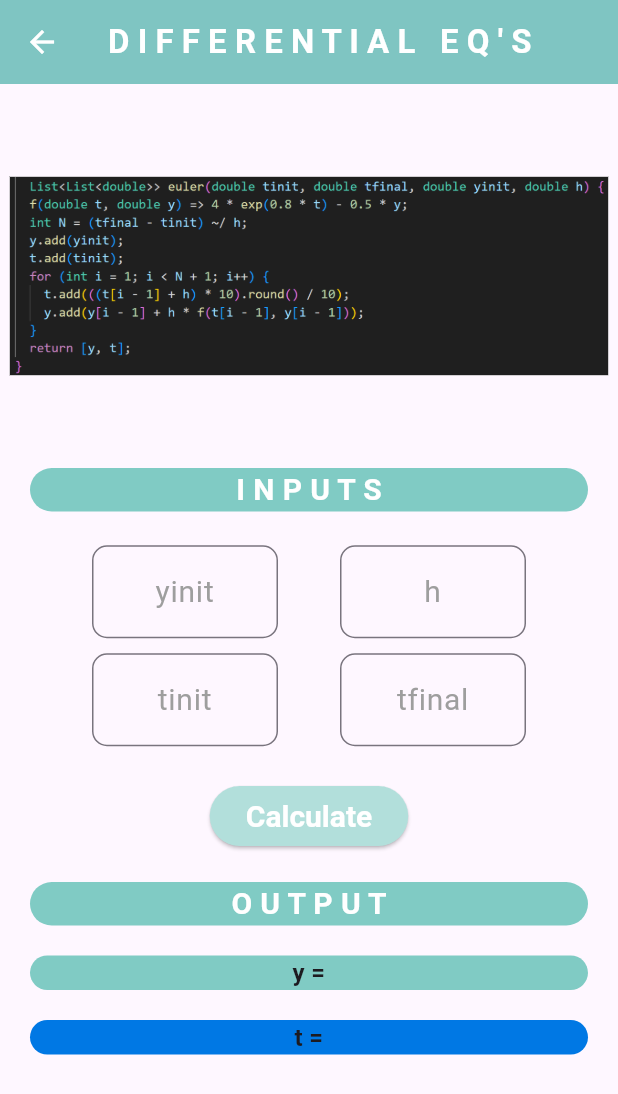
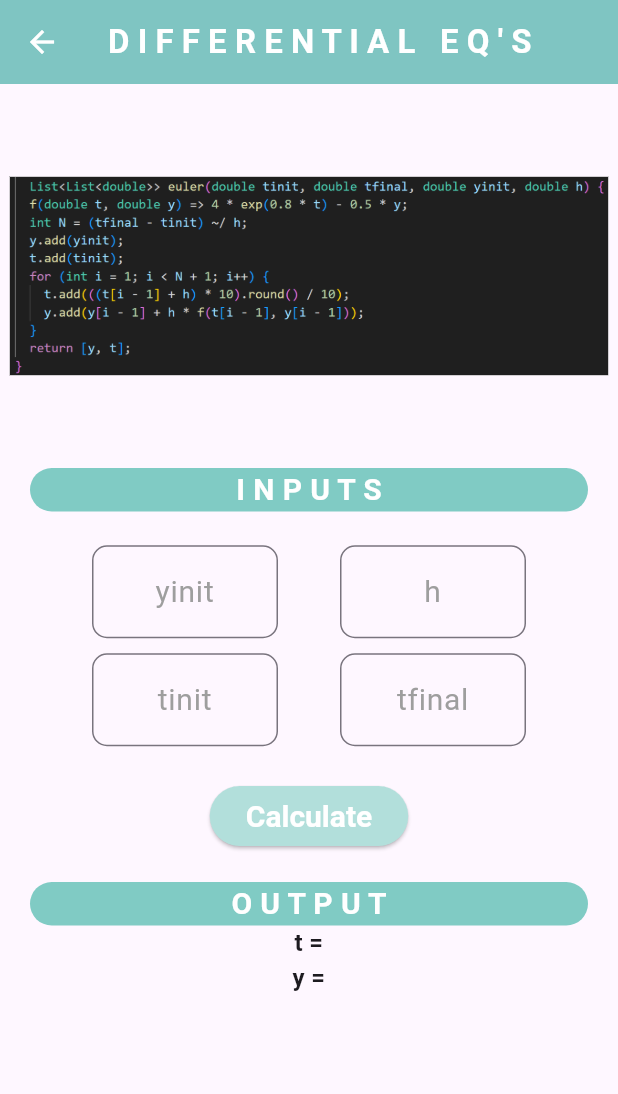
Before and after one commit to JawadZ02/MTH-App, a Flutter app: the DifferentialPage screen opened directly, on a phone screen of 412 x 824 dp. Shown: the top 1094 px of the screen. Run offline on Flutter 3.47's test engine with Material 3 defaults, Android fonts, the phone set to English and light mode, and no system bars.

Commit message:
fixed_output_design_stillhasissues

```diff
--- a/lib/pages/differential.dart
+++ b/lib/pages/differential.dart
@@ -283,28 +283,7 @@ class _DifferentialPageState extends State<DifferentialPage> {
                                 color: Colors.white),
                           ),
                           ),
-                          Container(
-                          margin: const EdgeInsets.only(top: 20),
-                          alignment: Alignment.topCenter,
-                          decoration: BoxDecoration(
-                              color: Colors.teal[200],
-                              borderRadius: BorderRadius.circular(20.0)),
-                          child:  Text(
-                        'y = ${y.map((double value) => value.toStringAsFixed(4)).join(', ')}',
-                        textAlign: TextAlign.center,
-                        style: const TextStyle(
-                          fontSize: 16,
-                          fontWeight: FontWeight.bold,
-                        ),
-                      ),
-                          ),
-                      Container(
-                          margin: const EdgeInsets.only(top: 20),
-                          alignment: Alignment.topCenter,
-                          decoration: BoxDecoration(
-                              color: const Color.fromARGB(255, 0, 120, 228),
-                              borderRadius: BorderRadius.circular(20.0),),
-                          child:  Text(
+                          Text(
                         't = ${t.map((double value) => value.toStringAsFixed(0)).join(', ')}',
                         textAlign: TextAlign.center,
                         style: const TextStyle(
@@ -312,7 +291,14 @@ class _DifferentialPageState extends State<DifferentialPage> {
                           fontWeight: FontWeight.bold,
                         ),
                       ),
-                          ),
+                      Text(
+                        'y = ${y.map((double value) => value.toStringAsFixed(0)).join(', ')}',
+                        textAlign: TextAlign.center,
+                        style: const TextStyle(
+                          fontSize: 16,
+                          fontWeight: FontWeight.bold,
+                        ),
+                      ),
 
                     ]
 
```
